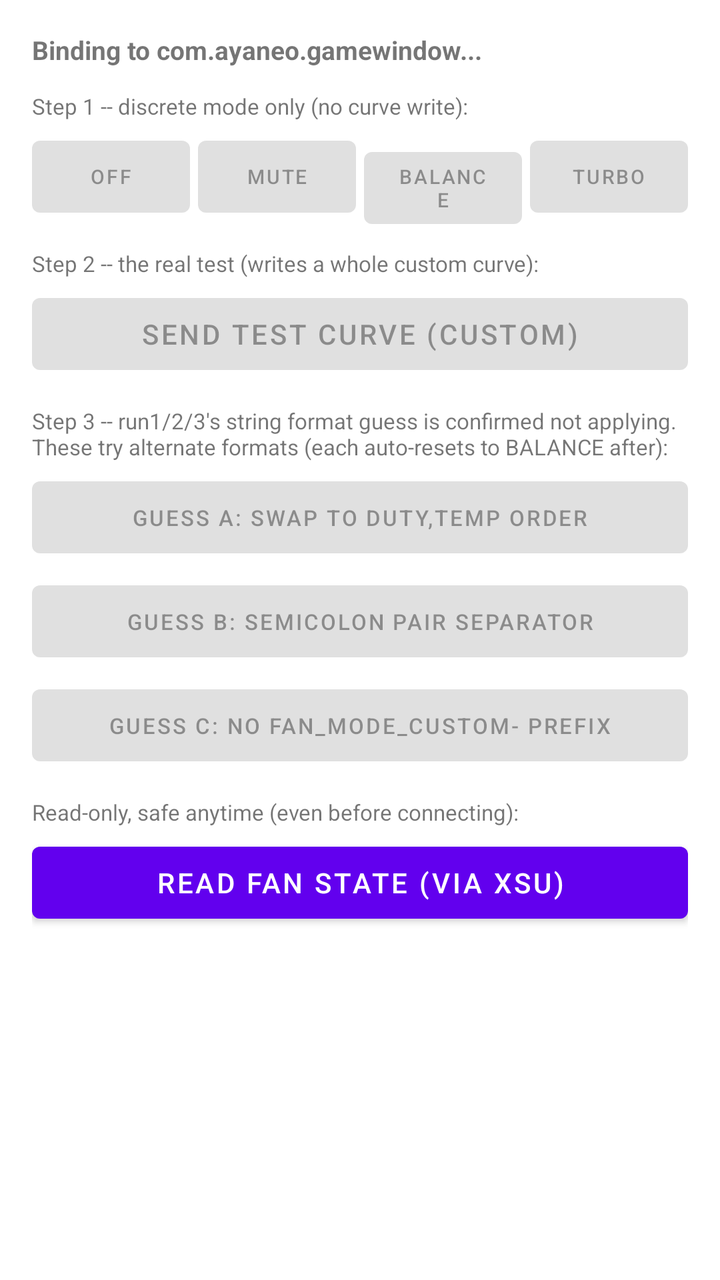
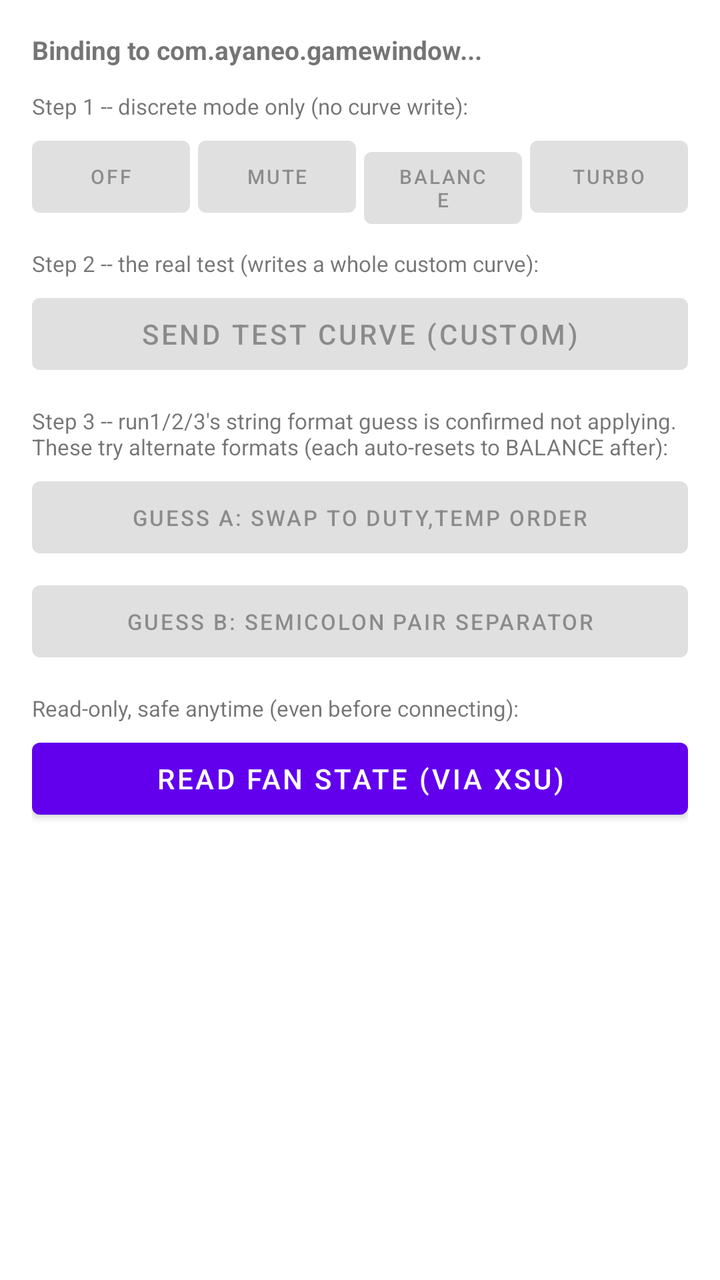

Screens rendered from an Android XML layout before and after an edit, with the pre-edit source and the edit as a unified diff.
<!-- AndroidManifest.xml: application theme Theme.AidlFanSpike -->
<!-- res/layout/activity_main.xml -->
<?xml version="1.0" encoding="utf-8"?>
<LinearLayout xmlns:android="http://schemas.android.com/apk/res/android"
    android:layout_width="match_parent"
    android:layout_height="match_parent"
    android:orientation="vertical"
    android:padding="16dp">

    <TextView
        android:id="@+id/txtStatus"
        android:layout_width="match_parent"
        android:layout_height="wrap_content"
        android:textStyle="bold"
        android:textSize="13sp"
        android:text="Binding to com.ayaneo.gamewindow..." />

    <TextView
        android:layout_width="match_parent"
        android:layout_height="wrap_content"
        android:layout_marginTop="12dp"
        android:textSize="11sp"
        android:text="Step 1 -- discrete mode only (no curve write):" />

    <LinearLayout
        android:layout_width="match_parent"
        android:layout_height="wrap_content"
        android:layout_marginTop="4dp"
        android:orientation="horizontal">

        <Button
            android:id="@+id/btnOff"
            android:layout_width="0dp"
            android:layout_height="wrap_content"
            android:layout_weight="1"
            android:enabled="false"
            android:textSize="10sp"
            android:text="OFF" />

        <Button
            android:id="@+id/btnMute"
            android:layout_width="0dp"
            android:layout_height="wrap_content"
            android:layout_weight="1"
            android:layout_marginStart="4dp"
            android:enabled="false"
            android:textSize="10sp"
            android:text="MUTE" />

        <Button
            android:id="@+id/btnBalance"
            android:layout_width="0dp"
            android:layout_height="wrap_content"
            android:layout_weight="1"
            android:layout_marginStart="4dp"
            android:enabled="false"
            android:textSize="10sp"
            android:text="BALANCE" />

        <Button
            android:id="@+id/btnTurbo"
            android:layout_width="0dp"
            android:layout_height="wrap_content"
            android:layout_weight="1"
            android:layout_marginStart="4dp"
            android:enabled="false"
            android:textSize="10sp"
            android:text="TURBO" />
    </LinearLayout>

    <TextView
        android:layout_width="match_parent"
        android:layout_height="wrap_content"
        android:layout_marginTop="12dp"
        android:textSize="11sp"
        android:text="Step 2 -- the real test (writes a whole custom curve):" />

    <Button
        android:id="@+id/btnSendCurve"
        android:layout_width="match_parent"
        android:layout_height="wrap_content"
        android:layout_marginTop="4dp"
        android:enabled="false"
        android:text="Send test curve (CUSTOM)" />

    <TextView
        android:layout_width="match_parent"
        android:layout_height="wrap_content"
        android:layout_marginTop="12dp"
        android:textSize="11sp"
        android:text="Step 3 -- run1/2/3's string format guess is confirmed not applying. These try alternate formats (each auto-resets to BALANCE after):" />

    <Button
        android:id="@+id/btnGuessSwapOrder"
        android:layout_width="match_parent"
        android:layout_height="wrap_content"
        android:layout_marginTop="4dp"
        android:enabled="false"
        android:textSize="11sp"
        android:text="Guess A: swap to duty,temp order" />

    <Button
        android:id="@+id/btnGuessSemicolon"
        android:layout_width="match_parent"
        android:layout_height="wrap_content"
        android:layout_marginTop="4dp"
        android:enabled="false"
        android:textSize="11sp"
        android:text="Guess B: semicolon pair separator" />

    <Button
        android:id="@+id/btnGuessNoPrefix"
        android:layout_width="match_parent"
        android:layout_height="wrap_content"
        android:layout_marginTop="4dp"
        android:enabled="false"
        android:textSize="11sp"
        android:text="Guess C: no FAN_MODE_CUSTOM- prefix" />

    <TextView
        android:layout_width="match_parent"
        android:layout_height="wrap_content"
        android:layout_marginTop="12dp"
        android:textSize="11sp"
        android:text="Read-only, safe anytime (even before connecting):" />

    <Button
        android:id="@+id/btnReadFan"
        android:layout_width="match_parent"
        android:layout_height="wrap_content"
        android:layout_marginTop="4dp"
        android:text="Read fan state (via xsu)" />

    <ScrollView
        android:layout_width="match_parent"
        android:layout_height="0dp"
        android:layout_weight="1"
        android:layout_marginTop="16dp">

        <TextView
            android:id="@+id/txtLog"
            android:layout_width="match_parent"
            android:layout_height="wrap_content"
            android:fontFamily="monospace"
            android:textIsSelectable="true"
            android:textSize="11sp"
            android:text="" />
    </ScrollView>

</LinearLayout>
<!-- resources referenced by this layout -->
<resources>
  <style name="Theme.AidlFanSpike" parent="Theme.MaterialComponents.DayNight.NoActionBar" />
</resources>

<!-- the commit's change to res/layout/activity_main.xml (unified diff, before → after) -->
@@ -106,15 +106,6 @@
         android:textSize="11sp"
         android:text="Guess B: semicolon pair separator" />
 
-    <Button
-        android:id="@+id/btnGuessNoPrefix"
-        android:layout_width="match_parent"
-        android:layout_height="wrap_content"
-        android:layout_marginTop="4dp"
-        android:enabled="false"
-        android:textSize="11sp"
-        android:text="Guess C: no FAN_MODE_CUSTOM- prefix" />
-
     <TextView
         android:layout_width="match_parent"
         android:layout_height="wrap_content"
